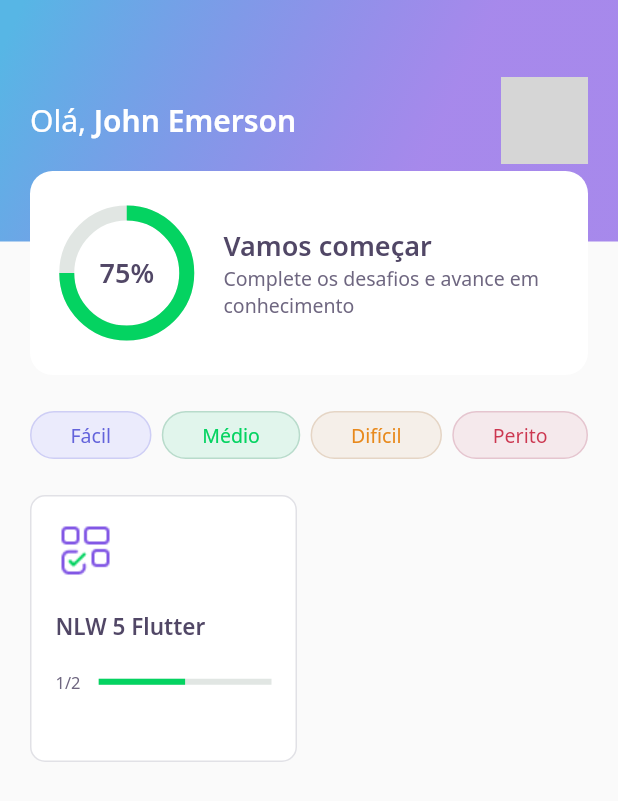
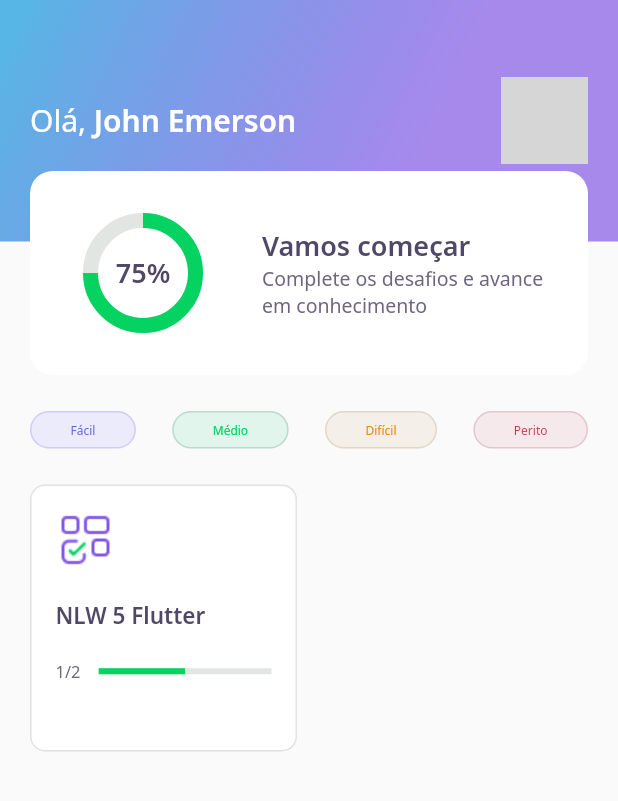
Before and after one commit to JohnEmerson1406/devquiz, a Flutter app: the screen it shows after launch, on a phone screen of 412 x 824 dp. Shown: the top 801 px of the screen. Run offline on Flutter 3.47's test engine with Material 2 defaults, Android fonts, the phone set to English and light mode, and no system bars; our stand-ins replace google_fonts, share_plus; accounts and stored records are empty; network calls fail; grey boxes are pictures that could not be loaded.

```diff
--- a/lib/home/widgets/appbar/app_bar_widget.dart
+++ b/lib/home/widgets/appbar/app_bar_widget.dart
@@ -47,7 +47,9 @@ class AppBarWidget extends PreferredSize {
                 ),
                 Align(
                   alignment: Alignment(0.0, 1.0),
-                  child: ScoreCardWidget(),
+                  child: ScoreCardWidget(
+                    percent: user.score / 100,
+                  ),
                 ),
               ],
             ),
--- a/lib/home/widgets/chart/chart_widget.dart
+++ b/lib/home/widgets/chart/chart_widget.dart
@@ -1,22 +1,56 @@
+import 'package:flutter/material.dart';
+
 import 'package:devquiz/core/app_colors.dart';
 import 'package:devquiz/core/app_text_styles.dart';
-import 'package:flutter/material.dart';
 
-class ChartWidget extends StatelessWidget {
+class ChartWidget extends StatefulWidget {
+  final double percent;
+  const ChartWidget({
+    Key? key,
+    required this.percent,
+  }) : super(key: key);
+  @override
+  _ChartWidgetState createState() => _ChartWidgetState();
+}
+
+class _ChartWidgetState extends State<ChartWidget>
+    with SingleTickerProviderStateMixin {
+  late AnimationController _controller;
+  late Animation<double> _animation;
+
+  void _initAnimation() {
+    _controller = AnimationController(
+      vsync: this,
+      duration: Duration(seconds: 3),
+    );
+
+    _animation =
+        Tween<double>(begin: 0.0, end: widget.percent).animate(_controller);
+    _controller.forward();
+  }
+
+  @override
+  void initState() {
+    _initAnimation();
+    super.initState();
+  }
+
   @override
   Widget build(BuildContext context) {
     return Container(
       height: 80,
       width: 80,
-      child: Stack(
+      child: AnimatedBuilder(
+        animation: _animation,
+        builder: (context, _) => Stack(
           children: [
             Center(
               child: Container(
-              height: 80,
-              width: 80,
+                height: 70,
+                width: 70,
                 child: CircularProgressIndicator(
                   strokeWidth: 10,
-                value: 0.75,
+                  value: _animation.value,
                   backgroundColor: AppColors.chartSecondary,
                   valueColor:
                       AlwaysStoppedAnimation<Color>(AppColors.chartPrimary),
@@ -25,12 +59,13 @@ class ChartWidget extends StatelessWidget {
             ),
             Center(
               child: Text(
-              '75%',
+                '${(_animation.value * 100).toInt()}%',
                 style: AppTextStyles.heading,
               ),
             ),
           ],
         ),
+      ),
     );
   }
 }
--- a/lib/home/widgets/level_button/level_button_widget.dart
+++ b/lib/home/widgets/level_button/level_button_widget.dart
@@ -53,7 +53,8 @@ class LevelButtonWidget extends StatelessWidget {
           label,
           style: GoogleFonts.notoSans(
             color: fontColor,
-            fontSize: 13,
+            // fontSize: 13,
+            fontSize: 8,
           ),
         ),
       ),
--- a/lib/home/widgets/score_card/score_card_widget.dart
+++ b/lib/home/widgets/score_card/score_card_widget.dart
@@ -1,9 +1,16 @@
+import 'package:flutter/material.dart';
+
 import 'package:devquiz/core/app_colors.dart';
 import 'package:devquiz/core/app_text_styles.dart';
 import 'package:devquiz/home/widgets/chart/chart_widget.dart';
-import 'package:flutter/material.dart';
 
 class ScoreCardWidget extends StatelessWidget {
+  final double percent;
+  const ScoreCardWidget({
+    Key? key,
+    required this.percent,
+  }) : super(key: key);
+
   @override
   Widget build(BuildContext context) {
     return Padding(
@@ -15,16 +22,18 @@ class ScoreCardWidget extends StatelessWidget {
           borderRadius: BorderRadius.circular(15),
         ),
         child: Padding(
-          padding: const EdgeInsets.symmetric(horizontal: 24),
+          padding: const EdgeInsets.symmetric(horizontal: 20),
           child: Row(
             crossAxisAlignment: CrossAxisAlignment.center,
             children: [
               Expanded(
                 flex: 1,
-                child: ChartWidget(),
+                child: ChartWidget(
+                  percent: percent,
+                ),
               ),
               Expanded(
-                flex: 3,
+                flex: 2,
                 child: Padding(
                   padding: const EdgeInsets.only(left: 24),
                   child: Column(
```
Lines whose indentation alone changed are shown as unchanged.
